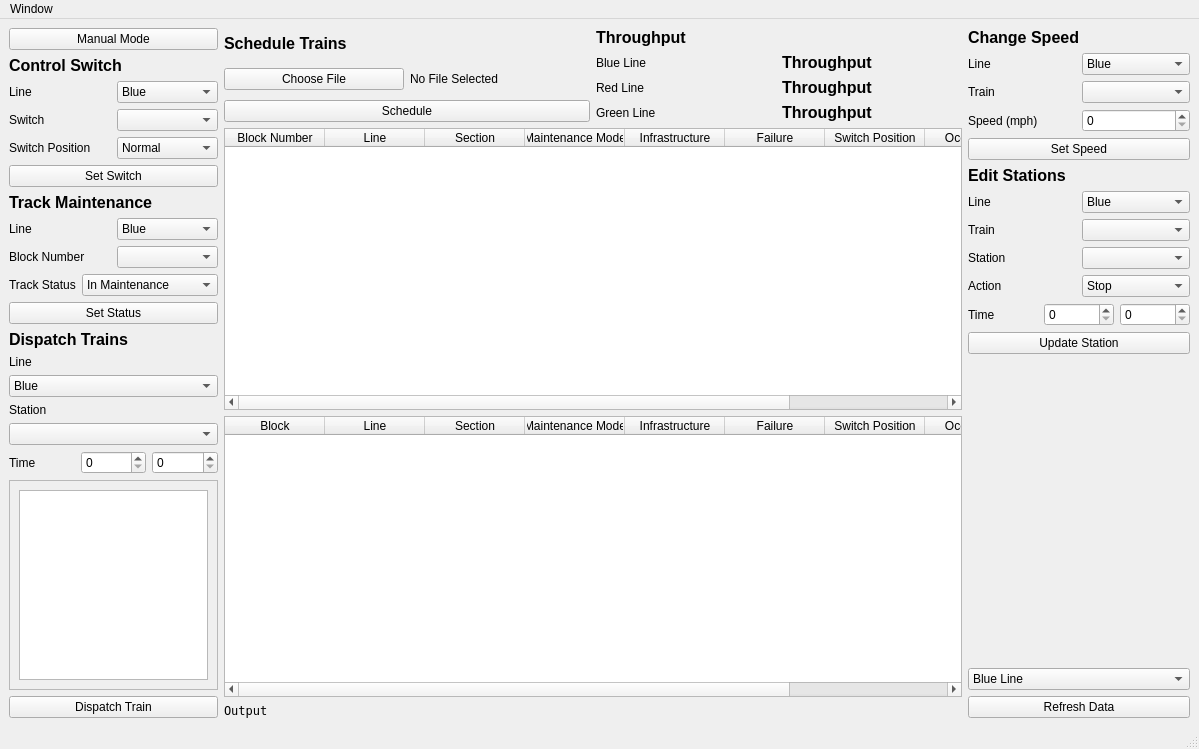
This is CTCOffice/ui/ctcOfficeLayout.ui in ece1140thebteam/train_system_sim as Qt 5 draws it before an edit. The edited form follows.
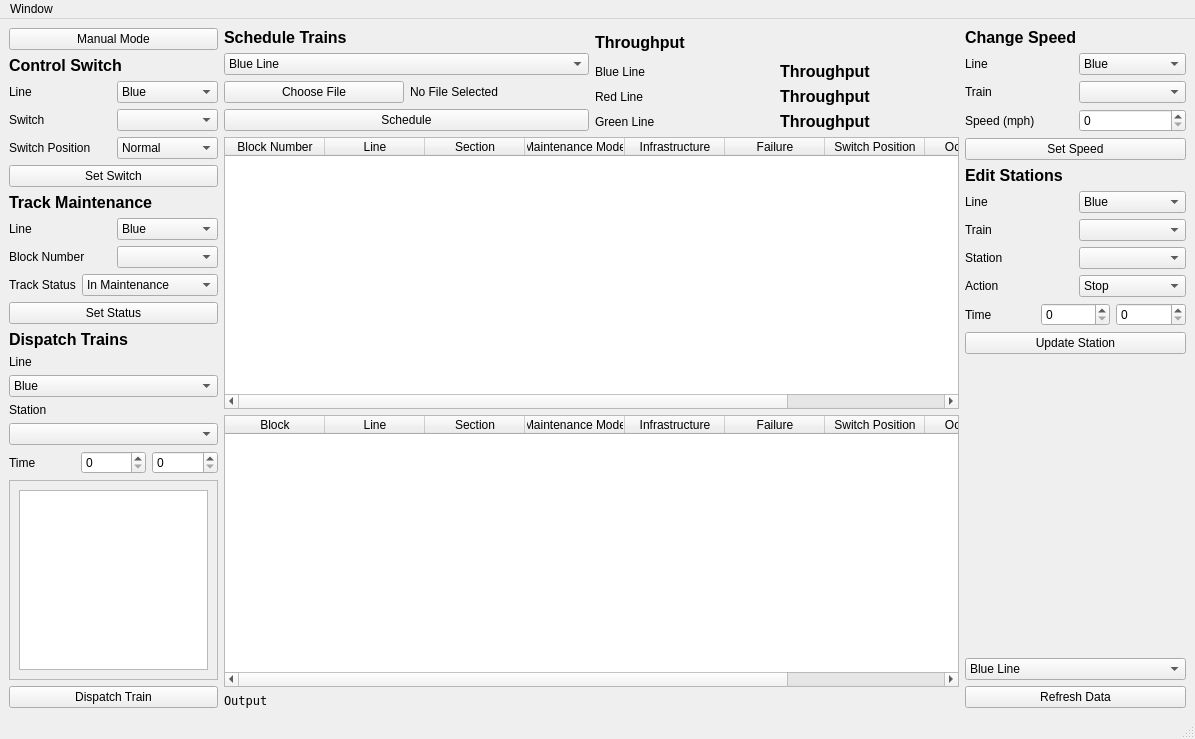
This is the edited form.

```diff
--- a/CTCOffice/ui/ctcOfficeLayout.ui
+++ b/CTCOffice/ui/ctcOfficeLayout.ui
@@ -6,8 +6,8 @@
    <rect>
     <x>0</x>
     <y>0</y>
-    <width>1199</width>
-    <height>749</height>
+    <width>1195</width>
+    <height>739</height>
    </rect>
   </property>
   <property name="windowTitle">
@@ -320,8 +320,8 @@
             <rect>
              <x>0</x>
              <y>0</y>
-             <width>145</width>
-             <height>188</height>
+             <width>200</width>
+             <height>155</height>
             </rect>
            </property>
            <layout class="QHBoxLayout" name="horizontalLayout_18">
@@ -365,6 +365,25 @@
             </property>
            </widget>
           </item>
+          <item>
+           <widget class="QComboBox" name="comboBox">
+            <item>
+             <property name="text">
+              <string>Blue Line</string>
+             </property>
+            </item>
+            <item>
+             <property name="text">
+              <string>Red Line</string>
+             </property>
+            </item>
+            <item>
+             <property name="text">
+              <string>Green Line</string>
+             </property>
+            </item>
+           </widget>
+          </item>
           <item>
            <layout class="QHBoxLayout" name="horizontalLayout_5">
             <item>
@@ -895,7 +914,7 @@
     <rect>
      <x>0</x>
      <y>0</y>
-     <width>1199</width>
+     <width>1195</width>
      <height>22</height>
     </rect>
    </property>
```
